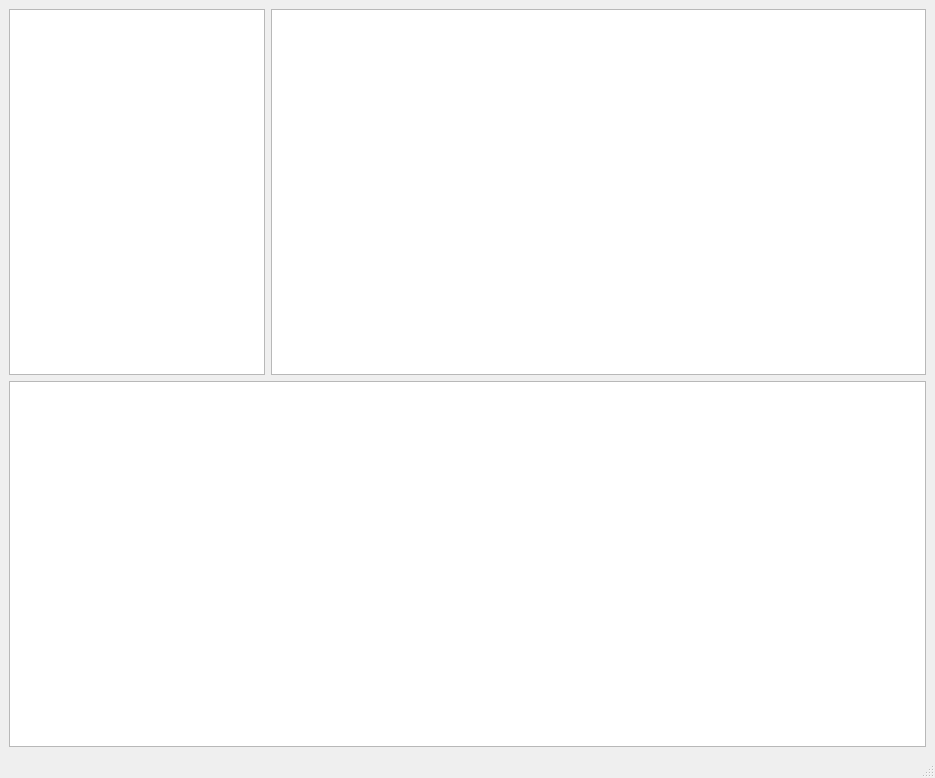
Qt form mainwindow.ui (Spectre944/CustomTreeView-) before a commit.
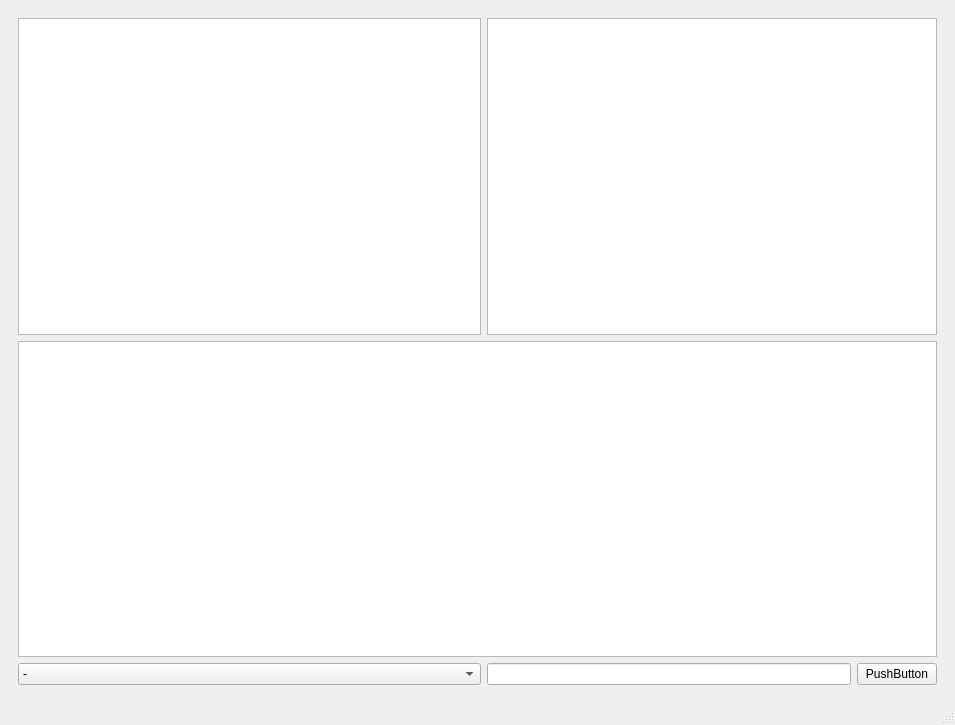
The same form after that commit.

The edit to the form file:
```diff
--- a/mainwindow.ui
+++ b/mainwindow.ui
@@ -6,15 +6,66 @@
    <rect>
     <x>0</x>
     <y>0</y>
-    <width>935</width>
-    <height>778</height>
+    <width>955</width>
+    <height>725</height>
    </rect>
   </property>
   <property name="windowTitle">
    <string>MainWindow</string>
   </property>
   <widget class="QWidget" name="centralwidget">
+   <layout class="QGridLayout" name="gridLayout_2">
+    <item row="0" column="0">
+     <widget class="QStackedWidget" name="stackedWidget">
+      <property name="currentIndex">
+       <number>0</number>
+      </property>
+      <widget class="QWidget" name="page">
    <layout class="QGridLayout" name="gridLayout">
+        <item row="2" column="0">
+         <widget class="QComboBox" name="comboBoxFR1_I01_ResistanceType_m">
+          <property name="sizePolicy">
+           <sizepolicy hsizetype="Preferred" vsizetype="Fixed">
+            <horstretch>0</horstretch>
+            <verstretch>0</verstretch>
+           </sizepolicy>
+          </property>
+          <property name="focusPolicy">
+           <enum>Qt::WheelFocus</enum>
+          </property>
+          <property name="maxVisibleItems">
+           <number>30</number>
+          </property>
+          <item>
+           <property name="text">
+            <string>-</string>
+           </property>
+          </item>
+          <item>
+           <property name="text">
+            <string>P	Стійкий</string>
+           </property>
+          </item>
+          <item>
+           <property name="text">
+            <string>T	Не стійкі, проте здатні заражати грунт (проміжні між стійкими і нестійкими)</string>
+           </property>
+          </item>
+          <item>
+           <property name="text">
+            <string>NP	Нестійкий</string>
+           </property>
+          </item>
+          <item>
+           <property name="text">
+            <string>NKN	Не відомо</string>
+           </property>
+          </item>
+         </widget>
+        </item>
+        <item row="2" column="1">
+         <widget class="QLineEdit" name="lineEdit"/>
+        </item>
     <item row="0" column="0">
      <widget class="QTreeView" name="treeView">
       <property name="sizePolicy">
@@ -36,7 +87,14 @@
       </property>
      </widget>
     </item>
-    <item row="1" column="0" colspan="2">
+        <item row="2" column="2">
+         <widget class="QPushButton" name="pushButton">
+          <property name="text">
+           <string>PushButton</string>
+          </property>
+         </widget>
+        </item>
+        <item row="1" column="0" colspan="3">
      <widget class="QTextEdit" name="textEdit">
       <property name="font">
        <font>
@@ -45,7 +103,7 @@
       </property>
      </widget>
     </item>
-    <item row="0" column="1">
+        <item row="0" column="1" colspan="2">
      <widget class="QTableView" name="tableView">
       <property name="enabled">
        <bool>true</bool>
@@ -85,6 +143,13 @@
     </item>
    </layout>
   </widget>
+      <widget class="QWidget" name="page_2">
+       <layout class="QGridLayout" name="gridLayout_3"/>
+      </widget>
+     </widget>
+    </item>
+   </layout>
+  </widget>
   <widget class="QMenuBar" name="menubar">
    <property name="geometry">
     <rect>
```
Left out of the diff: 2 changed lines with no effect on the pictures. Lines whose indentation alone changed are shown as unchanged.
